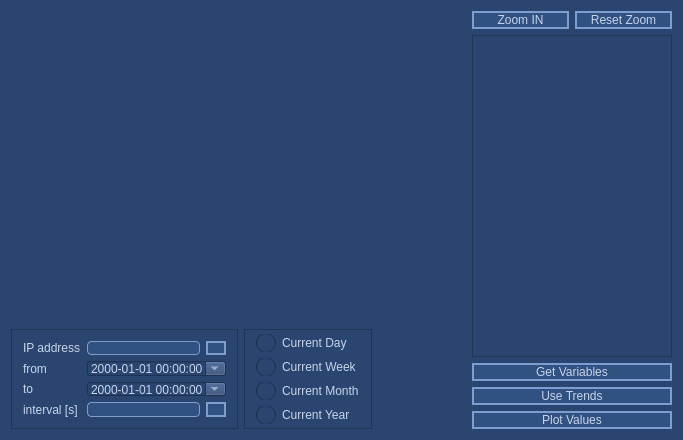
Above: AnyTPAC/SimplePlotter/mainwindow.ui from MECTsrl/mect_apps before the change. Below: the same form after it.
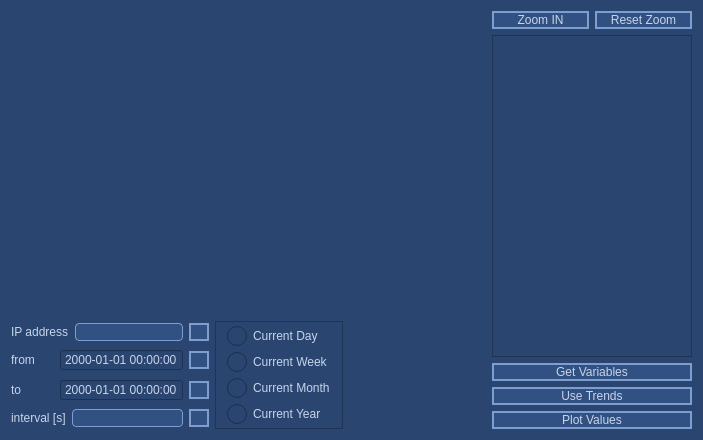
That is the form after the change. Icons and pictures are not drawn. Custom widgets are drawn as their Qt base class.

Commit message: AnyTPAC/SimplePlotter: new calendar popup and button icons

```diff
--- a/AnyTPAC/SimplePlotter/mainwindow.ui
+++ b/AnyTPAC/SimplePlotter/mainwindow.ui
@@ -6,7 +6,7 @@
    <rect>
     <x>0</x>
     <y>0</y>
-    <width>683</width>
+    <width>703</width>
     <height>440</height>
    </rect>
   </property>
@@ -153,6 +153,12 @@
 {
     background-color: rgb(125, 158, 207);
 	color: rgb(62, 104, 168);
+}
+QTableWidget{
+	background-color: black;
+}
+QTableWidget::item:selected{
+	background-color: rgb(125, 158, 207);
 }</string>
   </property>
   <widget class="QWidget" name="centralWidget">
@@ -162,9 +168,9 @@
      <verstretch>0</verstretch>
     </sizepolicy>
    </property>
-   <layout class="QHBoxLayout" name="horizontalLayout_5">
+   <layout class="QHBoxLayout" name="horizontalLayout_11">
     <item>
-     <layout class="QVBoxLayout" name="verticalLayout_2">
+     <layout class="QVBoxLayout" name="verticalLayout_4">
       <item>
        <widget class="QCustomPlot" name="customPlot" native="true">
         <property name="sizePolicy">
@@ -179,38 +185,21 @@
           <height>120</height>
          </size>
         </property>
+        <property name="maximumSize">
+         <size>
+          <width>100000</width>
+          <height>100000</height>
+         </size>
+        </property>
        </widget>
       </item>
       <item>
-       <layout class="QHBoxLayout" name="horizontalLayout_3">
+       <layout class="QHBoxLayout" name="horizontalLayout_10">
         <item>
-         <widget class="QFrame" name="frame">
-          <property name="sizePolicy">
-           <sizepolicy hsizetype="Expanding" vsizetype="Preferred">
-            <horstretch>0</horstretch>
-            <verstretch>0</verstretch>
-           </sizepolicy>
-          </property>
-          <property name="minimumSize">
-           <size>
-            <width>0</width>
-            <height>100</height>
-           </size>
-          </property>
-          <property name="maximumSize">
-           <size>
-            <width>290</width>
-            <height>100</height>
-           </size>
-          </property>
-          <property name="frameShape">
-           <enum>QFrame::StyledPanel</enum>
-          </property>
-          <property name="frameShadow">
-           <enum>QFrame::Plain</enum>
-          </property>
-          <layout class="QFormLayout" name="formLayout">
-           <item row="0" column="0">
+         <layout class="QVBoxLayout" name="verticalLayout_2">
+          <item>
+           <layout class="QHBoxLayout" name="horizontalLayout_6">
+            <item>
             <widget class="QLabel" name="ipLabel">
              <property name="text">
               <string>IP address</string>
@@ -220,7 +209,7 @@
              </property>
             </widget>
            </item>
-           <item row="0" column="1">
+            <item>
             <layout class="QHBoxLayout" name="horizontalLayout">
              <item>
               <widget class="QLineEdit" name="ipLineEdit"/>
@@ -250,7 +239,11 @@
              </item>
             </layout>
            </item>
-           <item row="1" column="0">
+           </layout>
+          </item>
+          <item>
+           <layout class="QHBoxLayout" name="horizontalLayout_7">
+            <item>
             <widget class="QLabel" name="fromLabel">
              <property name="text">
               <string>from</string>
@@ -260,17 +253,51 @@
              </property>
             </widget>
            </item>
-           <item row="1" column="1">
+            <item>
+             <layout class="QHBoxLayout" name="horizontalLayout_3">
+              <item>
             <widget class="QDateTimeEdit" name="fromDateTimeEdit">
+                <property name="buttonSymbols">
+                 <enum>QAbstractSpinBox::NoButtons</enum>
+                </property>
              <property name="displayFormat">
               <string>yyyy-MM-dd HH:mm:ss</string>
              </property>
              <property name="calendarPopup">
-              <bool>true</bool>
+                 <bool>false</bool>
              </property>
             </widget>
            </item>
-           <item row="2" column="0">
+              <item>
+               <widget class="QPushButton" name="fromDataButton">
+                <property name="maximumSize">
+                 <size>
+                  <width>20</width>
+                  <height>16777215</height>
+                 </size>
+                </property>
+                <property name="text">
+                 <string/>
+                </property>
+                <property name="icon">
+                 <iconset resource="icons.qrc">
+                  <normaloff>:/icons/icons/ic_access_time_black_24dp.png</normaloff>:/icons/icons/ic_access_time_black_24dp.png</iconset>
+                </property>
+                <property name="iconSize">
+                 <size>
+                  <width>20</width>
+                  <height>20</height>
+                 </size>
+                </property>
+               </widget>
+              </item>
+             </layout>
+            </item>
+           </layout>
+          </item>
+          <item>
+           <layout class="QHBoxLayout" name="horizontalLayout_8">
+            <item>
             <widget class="QLabel" name="toLabel">
              <property name="text">
               <string>to</string>
@@ -280,17 +307,51 @@
              </property>
             </widget>
            </item>
-           <item row="2" column="1">
+            <item>
+             <layout class="QHBoxLayout" name="horizontalLayout_5">
+              <item>
             <widget class="QDateTimeEdit" name="toDateTimeEdit">
+                <property name="buttonSymbols">
+                 <enum>QAbstractSpinBox::NoButtons</enum>
+                </property>
              <property name="displayFormat">
               <string>yyyy-MM-dd HH:mm:ss</string>
              </property>
              <property name="calendarPopup">
-              <bool>true</bool>
+                 <bool>false</bool>
              </property>
             </widget>
            </item>
-           <item row="3" column="0">
+              <item>
+               <widget class="QPushButton" name="toDataButton">
+                <property name="maximumSize">
+                 <size>
+                  <width>20</width>
+                  <height>16777215</height>
+                 </size>
+                </property>
+                <property name="text">
+                 <string/>
+                </property>
+                <property name="icon">
+                 <iconset resource="icons.qrc">
+                  <normaloff>:/icons/icons/ic_access_time_black_24dp.png</normaloff>:/icons/icons/ic_access_time_black_24dp.png</iconset>
+                </property>
+                <property name="iconSize">
+                 <size>
+                  <width>20</width>
+                  <height>20</height>
+                 </size>
+                </property>
+               </widget>
+              </item>
+             </layout>
+            </item>
+           </layout>
+          </item>
+          <item>
+           <layout class="QHBoxLayout" name="horizontalLayout_9">
+            <item>
             <widget class="QLabel" name="deltaLabel">
              <property name="text">
               <string>interval [s]</string>
@@ -300,7 +361,7 @@
              </property>
             </widget>
            </item>
-           <item row="3" column="1">
+            <item>
             <layout class="QHBoxLayout" name="horizontalLayout_2">
              <item>
               <widget class="QLineEdit" name="deltaLineEdit"/>
@@ -331,14 +392,15 @@
             </layout>
            </item>
           </layout>
-         </widget>
+          </item>
+         </layout>
         </item>
         <item>
          <widget class="QFrame" name="frame_2">
           <property name="maximumSize">
            <size>
             <width>16777215</width>
-            <height>100</height>
+            <height>120</height>
            </size>
           </property>
           <property name="frameShape">
@@ -408,6 +470,12 @@
        <layout class="QHBoxLayout" name="horizontalLayout_4">
         <item>
          <widget class="QPushButton" name="zoomInButton">
+          <property name="maximumSize">
+           <size>
+            <width>100</width>
+            <height>16777215</height>
+           </size>
+          </property>
           <property name="text">
            <string>Zoom IN</string>
           </property>
@@ -418,6 +486,12 @@
         </item>
         <item>
          <widget class="QPushButton" name="resetZoomButton">
+          <property name="maximumSize">
+           <size>
+            <width>100</width>
+            <height>16777215</height>
+           </size>
+          </property>
           <property name="text">
            <string>Reset Zoom</string>
           </property>
@@ -449,6 +523,12 @@
       </item>
       <item>
        <widget class="QPushButton" name="getVarPushButton">
+        <property name="maximumSize">
+         <size>
+          <width>200</width>
+          <height>16777215</height>
+         </size>
+        </property>
         <property name="text">
          <string>Get Variables</string>
         </property>
@@ -456,6 +536,12 @@
       </item>
       <item>
        <widget class="QPushButton" name="getTrendPushButton">
+        <property name="maximumSize">
+         <size>
+          <width>200</width>
+          <height>16777215</height>
+         </size>
+        </property>
         <property name="text">
          <string>Use Trends</string>
         </property>
@@ -463,6 +549,12 @@
       </item>
       <item>
        <widget class="QPushButton" name="getValuesPushButton">
+        <property name="maximumSize">
+         <size>
+          <width>200</width>
+          <height>16777215</height>
+         </size>
+        </property>
         <property name="text">
          <string>Plot Values</string>
         </property>
```
Left out of the diff: 12 changed lines with no effect on the pictures. Lines whose indentation alone changed are shown as unchanged. The commit also changes 14 other files.
